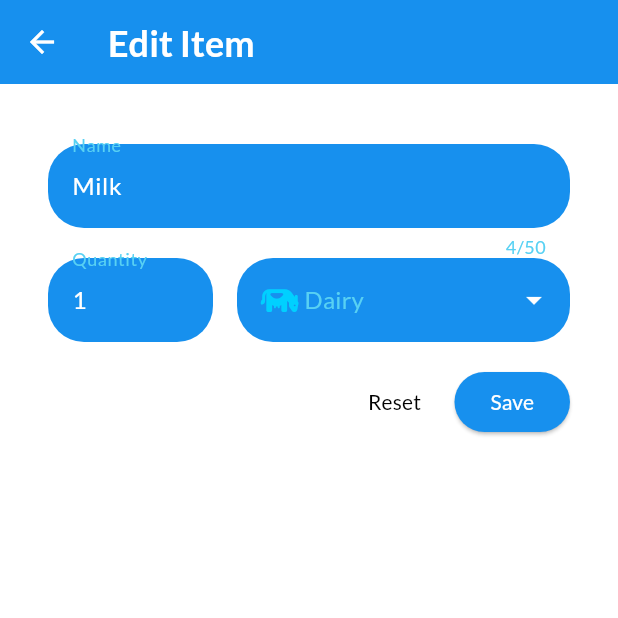
After one commit to SadSic/grocery-list-app, a Flutter app: the EditItemPage screen opened directly with sample values from the repository, on a phone screen of 412 x 824 dp, the top half of it. The commit adds this screen. Run offline on Flutter 3.47's test engine with Material 3 defaults, Android fonts, the phone set to English and light mode, and no system bars; our stand-ins replace font_awesome_flutter; network calls fail.

Commit message:
Add PUT API when updating item

```diff
--- /dev/null
+++ b/lib/pages/edit_item_page.dart
@@ -0,0 +1,289 @@
+import 'dart:convert';
+
+import 'package:flutter/material.dart';
+import 'package:http/http.dart' as http;
+import 'package:shopping_list/data/categories.dart';
+import 'package:shopping_list/models/category.dart';
+import 'package:shopping_list/models/grocery_item.dart';
+
+class EditItemPage extends StatefulWidget {
+  final GroceryItem? oldItem;
+
+  const EditItemPage({super.key, this.oldItem});
+
+  @override
+  State<EditItemPage> createState() => _EditItemPageState();
+}
+
+class _EditItemPageState extends State<EditItemPage> {
+  final _formKey = GlobalKey<FormState>();
+  late String _enteredName;
+  late int _enteredQuantity;
+  late Category? _selectedCategory;
+  var _isSending = false;
+
+  @override
+  void initState() {
+    super.initState();
+    _enteredName = widget.oldItem!.name;
+    _enteredQuantity = widget.oldItem!.quantity;
+    _selectedCategory = widget.oldItem!.category;
+
+    print('Selected category: ${_selectedCategory?.name}');
+    print('Entered name: $_enteredName');
+    print('Entered quantity: $_enteredQuantity');
+  }
+
+  void _resetForm() {
+    _formKey.currentState!.reset();
+  }
+
+  void _confirmAddItem() async {
+    if (_formKey.currentState!.validate()) {
+      _formKey.currentState!.save();
+      FocusScope.of(context).unfocus();
+      setState(() {
+        _isSending = true;
+      });
+      final url = Uri.https('grocerylistapp-6ebd0-default-rtdb.firebaseio.com',
+          'shopping-list/${widget.oldItem?.id}.json');
+      final response = await http.put(
+        url,
+        headers: {
+          'Content-Type': 'application/json',
+        },
+        body: json.encode(
+          {
+            'name': _enteredName,
+            'quantity': _enteredQuantity,
+            'category': _selectedCategory?.name,
+          },
+        ),
+      );
+
+      if (!context.mounted) {
+        return;
+      }
+
+      final responseData = json.decode(response.body);
+
+      print(response.statusCode);
+      print(responseData);
+
+      Navigator.of(context).pop(
+        GroceryItem(
+          id: responseData['name'],
+          name: _enteredName,
+          quantity: _enteredQuantity,
+          category: _selectedCategory!,
+        ),
+      );
+    }
+  }
+
+  @override
+  Widget build(BuildContext context) {
+    final border = OutlineInputBorder(
+      borderRadius: BorderRadius.circular(24.0),
+      borderSide: BorderSide(
+        color: Color.fromRGBO(0, 0, 0, 0),
+      ),
+    );
+
+    return GestureDetector(
+      onTap: () {
+        FocusScopeNode currentFocus = FocusScope.of(context);
+        if (!currentFocus.hasPrimaryFocus) {
+          currentFocus.unfocus();
+        }
+      },
+      child: Scaffold(
+        appBar: AppBar(
+          backgroundColor: Theme.of(context).colorScheme.primary,
+          iconTheme: IconThemeData(color: Colors.white),
+          title: Text(
+            'Edit Item',
+            style: TextStyle(
+                fontWeight: FontWeight.bold, fontSize: 24, color: Colors.white),
+          ),
+        ),
+        body: Stack(
+          children: [
+            Container(
+              padding: EdgeInsets.all(16.0),
+              color: Colors.white,
+              child: Padding(
+                padding: const EdgeInsets.all(16.0),
+                child: Form(
+                  key: _formKey,
+                  child: Column(
+                    children: [
+                      SizedBox(height: 8),
+                      TextFormField(
+                        enableSuggestions: false,
+                        maxLength: 50,
+                        style: TextStyle(
+                          color: Colors.white,
+                        ),
+                        decoration: InputDecoration(
+                          labelText: 'Name',
+                          labelStyle: TextStyle(
+                            color: Theme.of(context).colorScheme.secondary,
+                          ),
+                          floatingLabelStyle: TextStyle(
+                            color: Theme.of(context).colorScheme.secondary,
+                          ),
+                          helperStyle: TextStyle(
+                            color: Theme.of(context).colorScheme.secondary,
+                          ),
+                          fillColor: Theme.of(context).colorScheme.primary,
+                          filled: true,
+                          enabledBorder: border,
+                          focusedBorder: border,
+                        ),
+                        initialValue: _enteredName,
+                        validator: (value) {
+                          if (value == null ||
+                              value.isEmpty ||
+                              value.trim().length < 1 ||
+                              value.trim().length > 50) {
+                            return 'Must be between 1 and 50 characters long.';
+                          }
+                          return null;
+                        },
+                        onSaved: (value) {
+                          _enteredName = value!;
+                        },
+                      ),
+                      Row(
+                        children: [
+                          Container(
+                            width: 110,
+                            child: TextFormField(
+                              style: TextStyle(
+                                color: Colors.white,
+                              ),
+                              decoration: InputDecoration(
+                                labelText: 'Quantity',
+                                labelStyle: TextStyle(
+                                  color:
+                                      Theme.of(context).colorScheme.secondary,
+                                ),
+                                floatingLabelStyle: TextStyle(
+                                  color:
+                                      Theme.of(context).colorScheme.secondary,
+                                ),
+                                fillColor:
+                                    Theme.of(context).colorScheme.primary,
+                                filled: true,
+                                enabledBorder: border,
+                                focusedBorder: border,
+                              ),
+                              initialValue: _enteredQuantity.toString(),
+                              keyboardType: TextInputType.number,
+                              validator: (value) {
+                                if (value == null ||
+                                    value.isEmpty ||
+                                    int.tryParse(value) == null ||
+                                    int.tryParse(value)! <= 0) {
+                                  return 'Must be a positive integer.';
+                                }
+                                return null;
+                              },
+                              onSaved: (value) {
+                                _enteredQuantity = int.parse(value!);
+                              },
+                            ),
+                          ),
+                          SizedBox(width: 16),
+                          Expanded(
+                            child: DropdownButtonFormField(
+                              iconDisabledColor: Colors.white,
+                              iconEnabledColor: Colors.white,
+                              decoration: InputDecoration(
+                                fillColor:
+                                    Theme.of(context).colorScheme.primary,
+                                filled: true,
+                                enabledBorder: border,
+                                focusedBorder: border,
+                              ),
+                              value: _selectedCategory,
+                              items: [
+                                for (final category in categories.entries)
+                                  DropdownMenuItem(
+                                    value: category.value,
+                                    child: Row(
+                                      children: [
+                                        Icon(
+                                          category.value.icon,
+                                          color: category.value.color,
+                                          size: 20,
+                                        ),
+                                        SizedBox(width: 9),
+                                        Text(
+                                          category.value.name,
+                                          style: _selectedCategory !=
+                                                  category.value
+                                              ? const TextStyle(
+                                                  color: Colors.black)
+                                              : TextStyle(
+                                                  color: Theme.of(context)
+                                                      .colorScheme
+                                                      .secondary,
+                                                ),
+                                        ),
+                                      ],
+                                    ),
+                                  ),
+                              ],
+                              onChanged: (value) {
+                                setState(() {
+                                  _selectedCategory = value!;
+                                });
+                              },
+                            ),
+                          ),
+                        ],
+                      ),
+                      SizedBox(height: 16),
+                      Row(
+                        mainAxisAlignment: MainAxisAlignment.end,
+                        children: [
+                          TextButton(
+                            onPressed: _isSending ? null : _resetForm,
+                            child: Text(
+                              'Reset',
+                              style: TextStyle(color: Colors.black),
+                            ),
+                          ),
+                          SizedBox(width: 8),
+                          ElevatedButton(
+                            onPressed: _isSending ? null : _confirmAddItem,
+                            style: ElevatedButton.styleFrom(
+                                backgroundColor:
+                                    Theme.of(context).colorScheme.primary),
+                            child: Text(
+                              'Save',
+                              style: TextStyle(color: Colors.white),
+                            ),
+                          ),
+                        ],
+                      )
+                    ],
+                  ),
+                ),
+              ),
+            ),
+            if (_isSending)
+              Container(
+                decoration: BoxDecoration(color: Color.fromRGBO(0, 0, 0, 0.20)),
+                child: Center(
+                  child: CircularProgressIndicator(),
+                ),
+              ),
+          ],
+        ),
+      ),
+    );
+  }
+}
```
Also changed, not shown: lib/pages/grocery_list_page.dart (+55 -12 lines).
